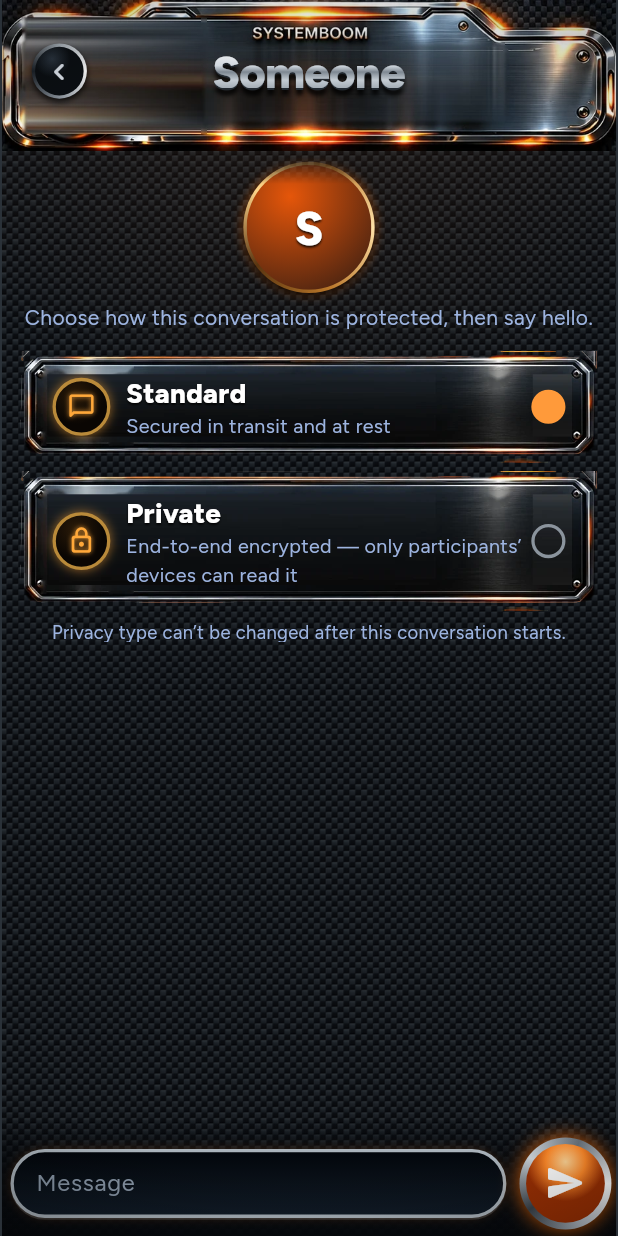
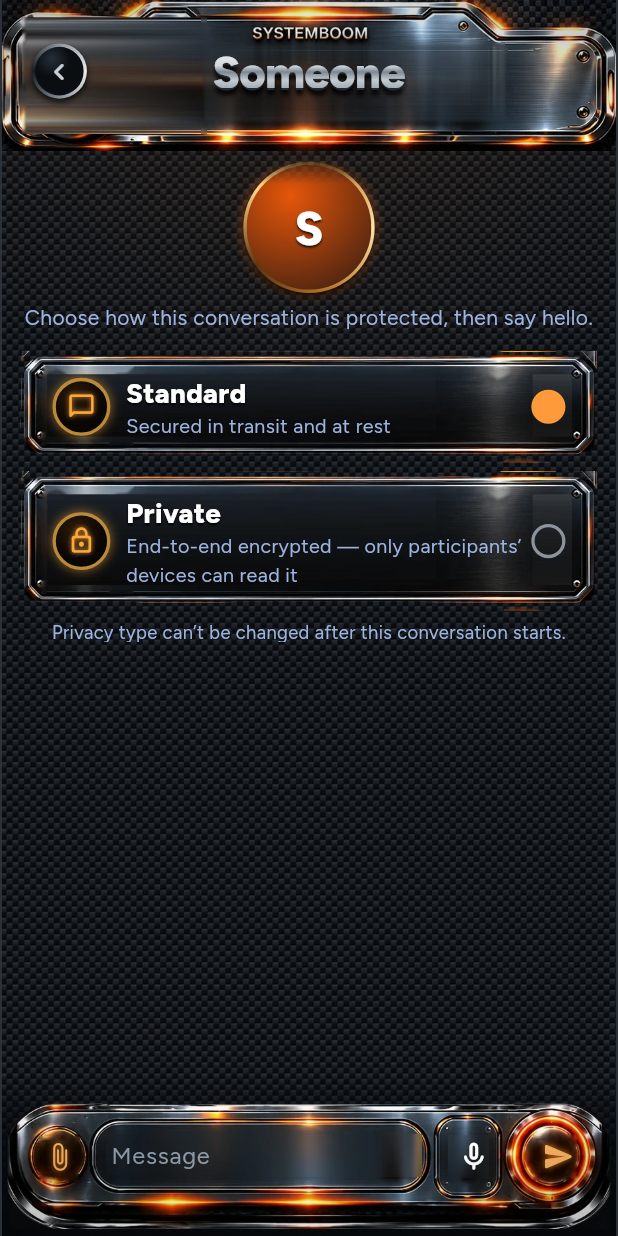
Before and after one commit to manozks/systemboom-app, a Flutter app: the DraftChatPage widget shown alone on an empty page, opened directly with empty values, on a phone screen of 412 x 824 dp. Run offline on Flutter 3.47's test engine with Material 3 defaults, Android fonts, the phone set to English and light mode, and no system bars.

Commit message:
Flutter: celestial emoji reactions, draft chat composer bar
Co-Authored-By: Claude Sonnet 5.5 <noreply@anthropic.com>

```diff
--- a/systemboom_flutter/lib/pages/chat_extra_pages.dart
+++ b/systemboom_flutter/lib/pages/chat_extra_pages.dart
@@ -171,11 +171,18 @@ class _DraftChatPageState extends State<DraftChatPage> {
       showDock: false,
       headerArt: 'hdr-calls',
       bottomPad: 330,
-      footer: FootBar(u: u, child: Row(children: [
-        Expanded(child: GlassWell(u: u, radius: 60, pad: EdgeInsets.symmetric(horizontal: 34 * u, vertical: 20 * u), child: TextField(controller: _t, onSubmitted: (_) => _send(), cursorColor: const Color(0xFFFFB866), style: TextStyle(color: Colors.white, fontSize: 36 * u), decoration: InputDecoration(border: InputBorder.none, isCollapsed: true, hintText: priv ? 'Private message' : 'Message', hintStyle: TextStyle(color: const Color(0xFF8896A6), fontSize: 36 * u))))),
-        SizedBox(width: 14 * u),
-        RoundBtn(u: u, icon: Icons.send_rounded, hot: true, onTap: _send),
-      ])),
+      footer: FootBar(u: u, child: LayoutBuilder(builder: (ctx, _) {
+        final w = u * 941, k = w / 910;
+        Widget at(double x, double y, double ww, double hh, Widget c) => Positioned(left: x * k, top: y * k, width: ww * k, height: hh * k, child: c);
+        const g = Color(0xFFFFB866);
+        return SizedBox(width: w, height: 197 * k, child: Stack(children: [
+          Positioned.fill(child: Image.asset('assets/images/chat-bar.webp', fit: BoxFit.fill)),
+          at(154, 52, 480, 76, Center(child: TextField(controller: _t, onSubmitted: (_) => _send(), cursorColor: g, style: TextStyle(color: Colors.white, fontSize: 36 * u), decoration: InputDecoration(border: InputBorder.none, isCollapsed: true, hintText: priv ? 'Private message' : 'Message', hintStyle: TextStyle(color: const Color(0xFF8E9BAB), fontSize: 36 * u))))),
+          at(33, 45, 90, 90, Tap(onTap: () => showToast(context, 'Available once the conversation starts'), child: Icon(Icons.attach_file_rounded, size: 46 * u, color: g, shadows: [Shadow(color: const Color(0xE6FF8C1E), blurRadius: 10 * u)]))),
+          at(654, 52, 68, 76, Tap(onTap: () => showToast(context, 'Available once the conversation starts'), child: Icon(Icons.mic_none_rounded, size: 52 * u, color: Colors.white))),
+          at(765, 42, 96, 96, Tap(onTap: _send, child: Icon(Icons.send_rounded, size: 50 * u, color: g, shadows: [Shadow(color: const Color(0xE6FF8C1E), blurRadius: 10 * u)]))),
+        ]));
+      })),
       children: [
         Center(child: Face(u: u, person: p, size: 200, online: p.online)),
         Center(child: Padding(padding: EdgeInsets.only(top: 14 * u, bottom: 28 * u), child: Text('Choose how this conversation is protected, then say hello.', textAlign: TextAlign.center, style: ts(u, 32, c: const Color(0xFF9DB4E0), w: FontWeight.w400, sh: const [])))),
--- a/systemboom_flutter/pubspec.yaml
+++ b/systemboom_flutter/pubspec.yaml
@@ -20,6 +20,7 @@ flutter:
   uses-material-design: true
   assets:
     - assets/images/
+    - assets/images/celestial/
   fonts:
     - family: Figtree
       fonts:
```
Also changed, not shown: systemboom_flutter/lib/celestial.dart (added, +85 -0 lines), systemboom_flutter/lib/pages/chat_page.dart (+9 -4 lines), systemboom_flutter/assets/images/celestial/comet.webp (added), systemboom_flutter/assets/images/celestial/jupiter.webp (added), systemboom_flutter/assets/images/celestial/mercury.webp (added), systemboom_flutter/assets/images/celestial/meteors.webp (added), systemboom_flutter/assets/images/celestial/moon.webp (added), systemboom_flutter/assets/images/celestial/saturn.webp (added), systemboom_flutter/assets/images/celestial/sun.webp (added), systemboom_flutter/assets/images/celestial/venus.webp (added).
